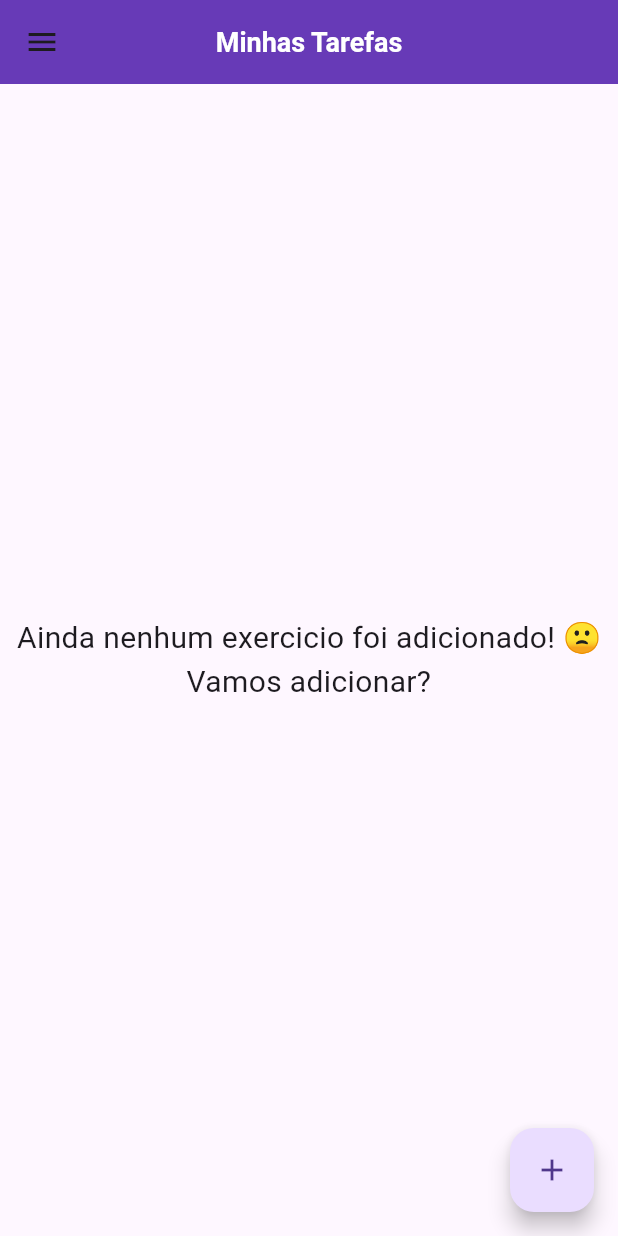
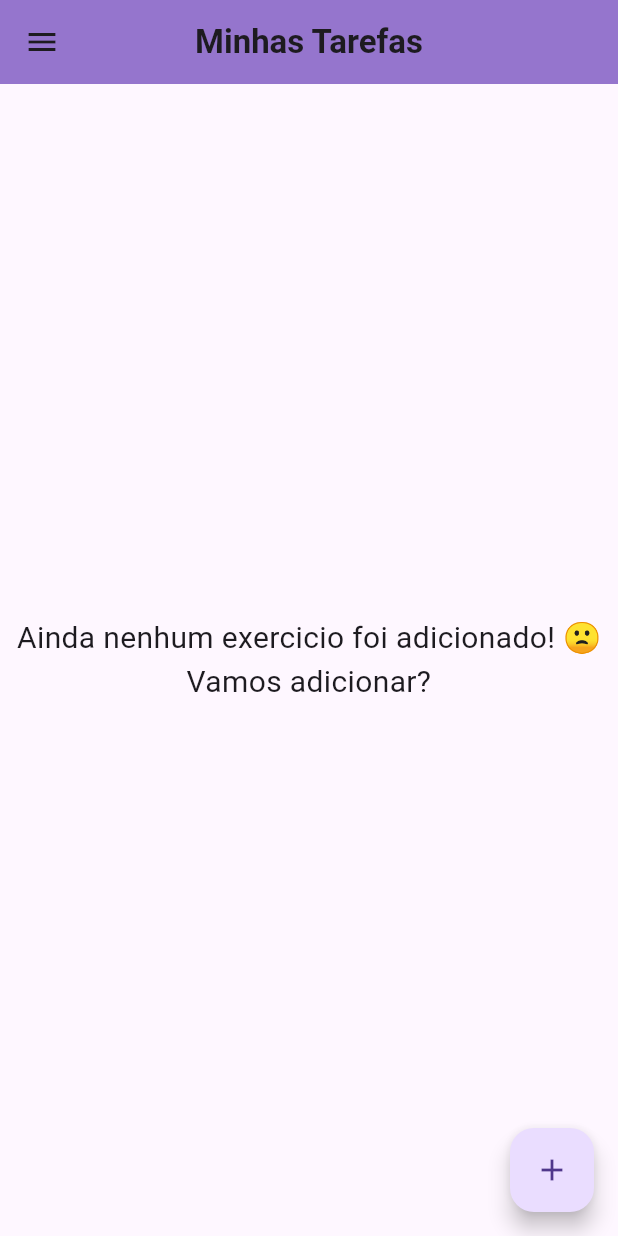
Before and after one commit to felipebolduan/Flutter_A3, a Flutter app: the screen it shows once a user with an empty profile is signed in, on a phone screen of 412 x 824 dp. Run offline on Flutter 3.47's test engine with Material 3 defaults, Android fonts, the phone set to English and light mode, and no system bars; our stand-ins replace cloud_firestore, firebase_auth, firebase_core, shared_preferences; accounts and stored records are empty.

Commit message:
Alterações Feitas 30/11

```diff
--- a/lib/main.dart
+++ b/lib/main.dart
@@ -5,56 +5,38 @@ import 'package:flutter/material.dart';
 import 'package:projeto_a3/screens/calendar_screen.dart';
 import 'package:projeto_a3/tela_login.dart';
 import 'package:projeto_a3/tela_principal.dart';
-import 'package:projeto_a3/theme.dart';
+import 'package:projeto_a3/theme/theme_provider.dart';
 import 'package:firebase_core/firebase_core.dart';
 import 'package:flutter_localizations/flutter_localizations.dart';
-
+import 'package:projeto_a3/tela_configuracao.dart';
+import 'package:provider/provider.dart';
 
 void main() async {
   WidgetsFlutterBinding.ensureInitialized();
   await Firebase.initializeApp();
-  runApp(MyApp());
+
+  runApp(
+    ChangeNotifierProvider(
+      create: (context) => ThemeProvider(),
+      child: const MyApp(),
+    ),
+  );
 }
 
-class MyApp extends StatefulWidget {
-  @override
-  State<MyApp> createState() => _MyAppState();
-}
-
-class _MyAppState extends State<MyApp> with WidgetsBindingObserver {
-  @override
-  void initState() {
-    WidgetsBinding.instance.addObserver(this);
-    PreferenciaTema.setTema();
-    super.initState();
-  }
+class MyApp extends StatelessWidget {
+  const MyApp({super.key});
 
   @override
-  void dispose() {
-    WidgetsBinding.instance.removeObserver(this);
-    super.dispose();
-  }
+  Widget build(BuildContext context) {
+    final themeProvider = Provider.of<ThemeProvider>(context);
 
-  @override
-  void didChangePlatformBrightness() {
-    PreferenciaTema.setTema();
-  }
+    return MaterialApp(
 
-  @override
-Widget build(BuildContext context) {
-  return ValueListenableBuilder(
-    valueListenable: PreferenciaTema.tema,
-    builder: (BuildContext context, Brightness tema, _) => MaterialApp(
       title: 'ToDoList',
       debugShowCheckedModeBanner: false,
-      theme: ThemeData(
-        primarySwatch: Colors.deepPurple,
-        brightness: tema,
-        appBarTheme: const AppBarTheme(
-          backgroundColor: Colors.deepPurple,
-          titleTextStyle: TextStyle(fontWeight: FontWeight.bold, fontSize: 18),
-        ),
-      ),
+      theme: ThemeData.light(), // Tema claro
+      darkTheme: ThemeData.dark(), // Tema escuro
+      themeMode: themeProvider.themeMode, // Controle do modo via ThemeProvider
       supportedLocales: const [
         Locale('en', 'US'), // Inglês
         Locale('pt', 'BR'), // Português do Brasil
@@ -64,14 +46,10 @@ Widget build(BuildContext context) {
         GlobalWidgetsLocalizations.delegate,
         GlobalCupertinoLocalizations.delegate,
       ],
-      home: RoteadorTela(),
-    ),
-  );
+      home: const RoteadorTela(),
+    );
+  }
 }
-
-
-  }
-
 
 class RoteadorTela extends StatelessWidget {
   const RoteadorTela({super.key});
@@ -83,7 +61,7 @@ class RoteadorTela extends StatelessWidget {
       builder: (context, snapshot) {
         if (snapshot.hasData) {
           // Caso o usuário esteja autenticado, vá para a tela principal
-          return principal_Screen(user: snapshot.data!,);
+          return principal_Screen(user: snapshot.data!);
         } else {
           // Caso contrário, mostre a página de login
           return LoginPage();
--- a/lib/tela_login.dart
+++ b/lib/tela_login.dart
@@ -6,7 +6,6 @@ import 'package:projeto_a3/tela_cadastro.dart';
 import 'package:projeto_a3/tela_cadastroDeTarefa.dart';
 import 'package:projeto_a3/tela_configuracao.dart';
 import 'package:projeto_a3/tela_principal.dart';
-import 'package:projeto_a3/teste.dart';
 
 class LoginPage extends StatefulWidget {
   @override
--- a/lib/tela_principal.dart
+++ b/lib/tela_principal.dart
@@ -40,15 +40,19 @@ class _principalScreenState extends State<principal_Screen> {
 
     return Scaffold(
       appBar: AppBar(
-        title: const Text('Minhas Tarefas'),
+        title: const Text('Minhas Tarefas',
+        style: TextStyle(fontWeight: FontWeight.bold),
+        ),
         centerTitle: true,
+        backgroundColor: Colors.deepPurple[300],
       ),
       drawer: Drawer(
         child: ListView(
           children: [
             UserAccountsDrawerHeader(
-              currentAccountPicture: const CircleAvatar(
-                backgroundImage: AssetImage("assets/usuario.png"),
+              currentAccountPicture: CircleAvatar(
+                backgroundImage: const AssetImage("assets/usuario.png"),
+                backgroundColor: Colors.deepPurple[300],
                 ),
               accountName: Text((widget.user.displayName != null) ? widget.user.displayName! : ""),
               accountEmail: Text(widget.user.email!),
--- a/lib/tela_tarefa.dart
+++ b/lib/tela_tarefa.dart
@@ -17,9 +17,12 @@ class ExercicioTela extends StatelessWidget {
   Widget build(BuildContext context) {
     return Scaffold(
       appBar: AppBar(
+        backgroundColor: Colors.deepPurple[300],
         title: Column(
           children: [
-          Text(modelosProjetos!.titulo),
+          Text(modelosProjetos!.titulo,
+          style: TextStyle(fontWeight: FontWeight.bold),
+          ),
           ],
         ),
         centerTitle: true,
--- a/lib/theme.dart
+++ /dev/null
@@ -1,22 +0,0 @@
-import 'package:flutter/material.dart';
-import 'package:flutter/services.dart';
-
-class PreferenciaTema {
-  static ValueNotifier<Brightness> tema = ValueNotifier(Brightness.light);
-
-  static setTema() {
-    tema.value = WidgetsBinding.instance!.platformDispatcher.platformBrightness;
-    ChangeStatusNavigationBar();
-  }
-
-  static ChangeStatusNavigationBar() {
-    bool isDark = tema.value == Brightness.dark;
-    SystemChrome.setSystemUIOverlayStyle(SystemUiOverlayStyle(
-      statusBarIconBrightness: isDark ? Brightness.light : Brightness.dark,
-      statusBarBrightness: isDark ? Brightness.light : Brightness.dark,
-      statusBarColor: isDark ? const Color(0xFF424242) : Colors.deepPurple,
-      systemNavigationBarIconBrightness: isDark ? Brightness.light : Brightness.dark,
-      systemNavigationBarColor: isDark ? const Color(0xFF313131) : Colors.deepPurple,
-    ));
-  }
-}
--- /dev/null
+++ b/lib/theme/theme_provider.dart
@@ -0,0 +1,12 @@
+import 'package:flutter/material.dart';
+
+class ThemeProvider extends ChangeNotifier {
+  ThemeMode _themeMode = ThemeMode.light;
+
+  ThemeMode get themeMode => _themeMode;
+
+  void toggleTheme(bool isDarkMode) {
+    _themeMode = isDarkMode ? ThemeMode.dark : ThemeMode.light;
+    notifyListeners();
+  }
+}
--- a/pubspec.yaml
+++ b/pubspec.yaml
@@ -30,11 +30,15 @@ environment:
 dependencies:
   flutter:
     sdk: flutter
+  provider: ^6.0.5
   audioplayers: ^6.1.0
   table_calendar: ^3.0.7
   flutter_localizations:
     sdk: flutter
   shared_preferences: ^2.1.0
+  #firebase_auth: ^4.6.2
+  #firebase_core: ^3.12.0
+
 
 
 
```
Also changed, not shown: lib/tela_cadastroDeTarefa.dart (+9 -2 lines), lib/tela_configuracao.dart (+42 -45 lines), lib/teste.dart (deleted, +0 -54 lines), pubspec.lock, 1 other file.
